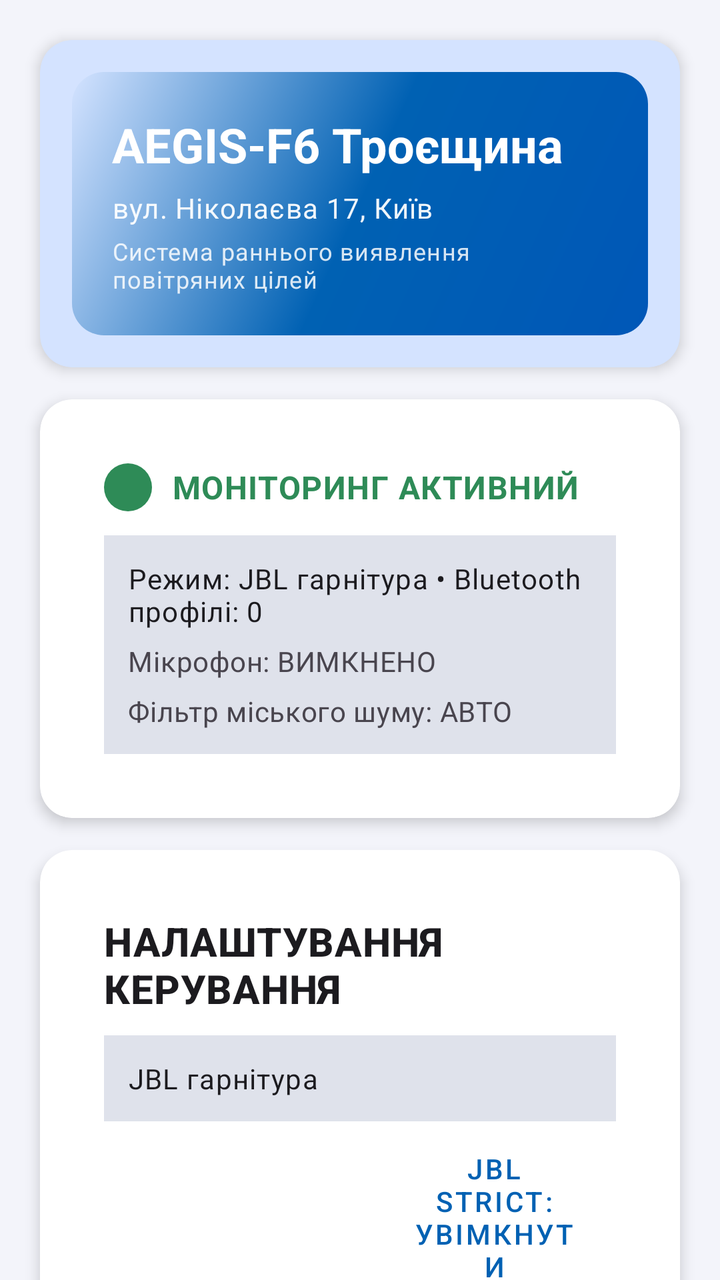
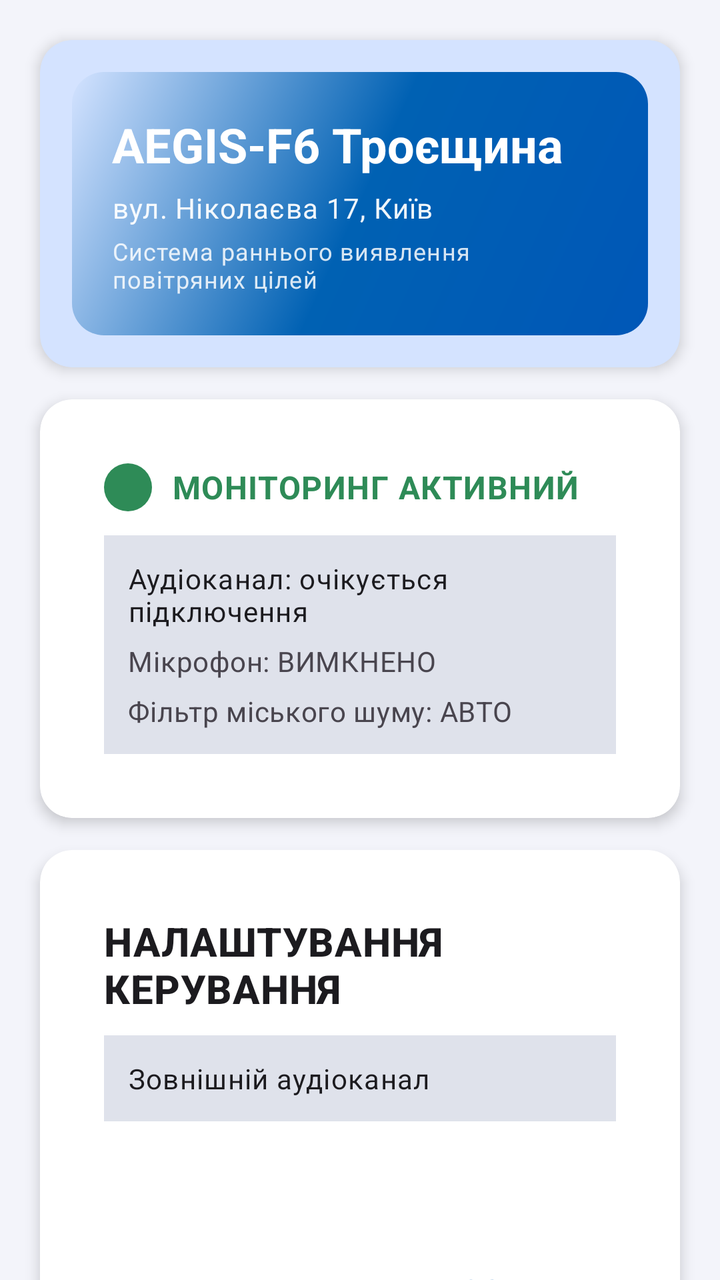

Screens rendered from an Android XML layout before and after an edit, with the pre-edit source and the edit as a unified diff.
<!-- AndroidManifest.xml: application theme Theme.AegisF6 -->
<!-- res/layout/activity_main.xml -->
<?xml version="1.0" encoding="utf-8"?>
<androidx.core.widget.NestedScrollView xmlns:android="http://schemas.android.com/apk/res/android"
    android:layout_width="match_parent"
    android:layout_height="match_parent"
    android:background="@color/surface_elevated_2"
    android:fillViewport="true"
    android:clipToPadding="false">

    <LinearLayout
        android:layout_width="match_parent"
        android:layout_height="wrap_content"
        android:orientation="vertical"
        android:paddingStart="12dp"
        android:paddingEnd="12dp"
        android:paddingTop="12dp"
        android:paddingBottom="20dp">

        <com.google.android.material.card.MaterialCardView
            style="@style/Widget.Aegis.Card.Header"
            android:layout_width="match_parent"
            android:layout_height="wrap_content"
            android:layout_marginTop="0dp">

            <LinearLayout
                android:layout_width="match_parent"
                android:layout_height="wrap_content"
                android:background="@drawable/header_gradient"
                android:orientation="vertical"
                android:padding="20dp">

                <TextView
                    android:layout_width="match_parent"
                    android:layout_height="wrap_content"
                    android:text="@string/main_title"
                    android:textAppearance="@style/TextAppearance.Aegis.Title"
                    android:textColor="@color/md_theme_onPrimary"
                    android:textStyle="bold" />

                <TextView
                    android:layout_width="match_parent"
                    android:layout_height="wrap_content"
                    android:layout_marginTop="6dp"
                    android:text="@string/location_subtitle"
                    android:textAppearance="@style/TextAppearance.Aegis.Body"
                    android:textColor="@color/md_theme_onPrimary"
                    android:alpha="0.94" />

                <TextView
                    android:layout_width="match_parent"
                    android:layout_height="wrap_content"
                    android:layout_marginTop="4dp"
                    android:text="@string/app_subtitle"
                    android:textAppearance="@style/TextAppearance.Aegis.Caption"
                    android:textColor="@color/md_theme_onPrimary"
                    android:alpha="0.84" />

            </LinearLayout>
        </com.google.android.material.card.MaterialCardView>

        <com.google.android.material.card.MaterialCardView
            style="@style/Widget.Aegis.Card"
            android:layout_width="match_parent"
            android:layout_height="wrap_content">

            <LinearLayout
                android:layout_width="match_parent"
                android:layout_height="wrap_content"
                android:orientation="vertical"
                android:padding="@dimen/card_padding">

                <LinearLayout
                    android:layout_width="match_parent"
                    android:layout_height="wrap_content"
                    android:orientation="horizontal"
                    android:gravity="center_vertical">

                    <ImageView
                        android:id="@+id/ivStatusIndicator"
                        android:layout_width="@dimen/icon_size_medium"
                        android:layout_height="@dimen/icon_size_medium"
                        android:src="@drawable/status_active_indicator"
                        android:layout_marginEnd="10dp" />

                    <TextView
                        android:id="@+id/tvStatus"
                        android:layout_width="0dp"
                        android:layout_height="wrap_content"
                        android:layout_weight="1"
                        android:text="@string/status_active"
                        android:textAppearance="@style/TextAppearance.Aegis.Status.Active" />
                </LinearLayout>

                <LinearLayout
                    android:layout_width="match_parent"
                    android:layout_height="wrap_content"
                    android:layout_marginTop="12dp"
                    android:orientation="vertical"
                    android:padding="12dp"
                    android:background="@color/md_theme_surfaceVariant">

                    <TextView
                        android:id="@+id/tvSourceResolved"
                        android:layout_width="match_parent"
                        android:layout_height="wrap_content"
                        android:text="@string/source_runtime_placeholder"
                        android:textAppearance="@style/TextAppearance.Aegis.Body" />

                    <TextView
                        android:id="@+id/tvMicStatus"
                        android:layout_width="match_parent"
                        android:layout_height="wrap_content"
                        android:layout_marginTop="6dp"
                        android:text="@string/mic_inactive"
                        android:textAppearance="@style/TextAppearance.Aegis.BodySecondary" />

                    <TextView
                        android:id="@+id/tvFilterMode"
                        android:layout_width="match_parent"
                        android:layout_height="wrap_content"
                        android:layout_marginTop="6dp"
                        android:text="@string/filter_auto_mode"
                        android:textAppearance="@style/TextAppearance.Aegis.BodySecondary" />
                </LinearLayout>
            </LinearLayout>
        </com.google.android.material.card.MaterialCardView>

        <com.google.android.material.card.MaterialCardView
            style="@style/Widget.Aegis.Card"
            android:layout_width="match_parent"
            android:layout_height="wrap_content">

            <LinearLayout
                android:layout_width="match_parent"
                android:layout_height="wrap_content"
                android:orientation="vertical"
                android:padding="@dimen/card_padding">

                <TextView
                    android:layout_width="match_parent"
                    android:layout_height="wrap_content"
                    android:text="НАЛАШТУВАННЯ КЕРУВАННЯ"
                    android:textAppearance="@style/TextAppearance.Aegis.Headline" />

                <TextView
                    android:id="@+id/spSource"
                    android:layout_width="match_parent"
                    android:layout_height="wrap_content"
                    android:layout_marginTop="10dp"
                    android:padding="12dp"
                    android:background="@color/md_theme_surfaceVariant"
                    android:text="JBL гарнітура"
                    android:textAppearance="@style/TextAppearance.Aegis.Body" />

                <LinearLayout
                    android:layout_width="match_parent"
                    android:layout_height="wrap_content"
                    android:layout_marginTop="10dp"
                    android:orientation="horizontal">

                    <Button
                        android:id="@+id/btnMic"
                        style="@style/Widget.Aegis.Button.Primary"
                        android:layout_width="0dp"
                        android:layout_height="wrap_content"
                        android:layout_weight="1"
                        android:layout_marginEnd="6dp"
                        android:text="@string/mic_enable" />

                    <Button
                        android:id="@+id/btnJblStrict"
                        style="@style/Widget.Aegis.Button.Secondary"
                        android:layout_width="0dp"
                        android:layout_height="wrap_content"
                        android:layout_weight="1"
                        android:layout_marginStart="6dp"
                        android:text="@string/jbl_strict_enable" />
                </LinearLayout>

                <LinearLayout
                    android:layout_width="match_parent"
                    android:layout_height="wrap_content"
                    android:layout_marginTop="10dp"
                    android:orientation="horizontal">

                    <Button
                        android:id="@+id/btnCalibrate"
                        style="@style/Widget.Aegis.Button.Secondary"
                        android:layout_width="0dp"
                        android:layout_height="wrap_content"
                        android:layout_weight="1"
                        android:layout_marginEnd="6dp"
                        android:text="@string/calibration_button" />

                    <Button
                        android:id="@+id/btnMapStyle"
                        style="@style/Widget.Aegis.Button.Secondary"
                        android:layout_width="0dp"
                        android:layout_height="wrap_content"
                        android:layout_weight="1"
                        android:layout_marginStart="6dp"
                        android:text="@string/map_style_standard" />
                </LinearLayout>

                <TextView
                    android:id="@+id/tvCalibration"
                    android:layout_width="match_parent"
                    android:layout_height="wrap_content"
                    android:layout_marginTop="10dp"
                    android:text="@string/calibration_idle_placeholder"
                    android:textAppearance="@style/TextAppearance.Aegis.BodySecondary" />

                <TextView
                    android:id="@+id/tvCalibrationHint"
                    android:layout_width="match_parent"
                    android:layout_height="wrap_content"
                    android:layout_marginTop="4dp"
                    android:text="@string/calibration_requires_headphones"
                    android:textAppearance="@style/TextAppearance.Aegis.Caption" />

                <TextView
                    android:id="@+id/tvSensitivityMode"
                    android:layout_width="match_parent"
                    android:layout_height="wrap_content"
                    android:layout_marginTop="4dp"
                    android:text="@string/adaptive_sensitivity_normal"
                    android:textAppearance="@style/TextAppearance.Aegis.Caption" />
            </LinearLayout>
        </com.google.android.material.card.MaterialCardView>

        <com.google.android.material.card.MaterialCardView
            style="@style/Widget.Aegis.Card"
            android:layout_width="match_parent"
            android:layout_height="wrap_content">

            <LinearLayout
                android:layout_width="match_parent"
                android:layout_height="wrap_content"
                android:orientation="vertical"
                android:padding="@dimen/card_padding">

                <TextView
                    android:layout_width="match_parent"
                    android:layout_height="wrap_content"
                    android:text="@string/radar_title"
                    android:textAppearance="@style/TextAppearance.Aegis.Headline" />

                <TextView
                    android:layout_width="match_parent"
                    android:layout_height="wrap_content"
                    android:layout_marginTop="4dp"
                    android:text="@string/radar_subtitle"
                    android:textAppearance="@style/TextAppearance.Aegis.Caption" />

                <com.aegisf6.app.ui.RadarView
                    android:id="@+id/radarView"
                    android:layout_width="match_parent"
                    android:layout_height="240dp"
                    android:layout_marginTop="10dp"
                    android:background="@color/radar_background" />
            </LinearLayout>
        </com.google.android.material.card.MaterialCardView>

        <com.google.android.material.card.MaterialCardView
            style="@style/Widget.Aegis.Card"
            android:layout_width="match_parent"
            android:layout_height="wrap_content">

            <LinearLayout
                android:layout_width="match_parent"
                android:layout_height="wrap_content"
                android:orientation="vertical"
                android:padding="@dimen/card_padding">

                <TextView
                    android:layout_width="match_parent"
                    android:layout_height="wrap_content"
                    android:text="@string/telemetry_title"
                    android:textAppearance="@style/TextAppearance.Aegis.Headline" />

                <TextView
                    android:id="@+id/tvTelemetry"
                    android:layout_width="match_parent"
                    android:layout_height="wrap_content"
                    android:layout_marginTop="10dp"
                    android:padding="10dp"
                    android:fontFamily="monospace"
                    android:background="@color/md_theme_surfaceVariant"
                    android:text="@string/telemetry_waiting"
                    android:textAppearance="@style/TextAppearance.Aegis.Body" />

                <TextView
                    android:layout_width="match_parent"
                    android:layout_height="wrap_content"
                    android:layout_marginTop="8dp"
                    android:text="Акустичний спектр"
                    android:textAppearance="@style/TextAppearance.Aegis.Caption" />

                <TextView
                    android:id="@+id/tvSpectrum"
                    android:layout_width="match_parent"
                    android:layout_height="wrap_content"
                    android:layout_marginTop="4dp"
                    android:padding="10dp"
                    android:fontFamily="monospace"
                    android:background="@color/md_theme_surfaceVariant"
                    android:text="@string/spectrum_placeholder"
                    android:textAppearance="@style/TextAppearance.Aegis.Caption" />
            </LinearLayout>
        </com.google.android.material.card.MaterialCardView>

        <com.google.android.material.card.MaterialCardView
            style="@style/Widget.Aegis.Card"
            android:layout_width="match_parent"
            android:layout_height="wrap_content">

            <LinearLayout
                android:layout_width="match_parent"
                android:layout_height="wrap_content"
                android:orientation="vertical"
                android:paddingTop="12dp">

                <LinearLayout
                    android:layout_width="match_parent"
                    android:layout_height="wrap_content"
                    android:orientation="vertical"
                    android:paddingStart="12dp"
                    android:paddingEnd="12dp"
                    android:paddingBottom="10dp">

                    <TextView
                        android:layout_width="match_parent"
                        android:layout_height="wrap_content"
                        android:text="@string/map_title"
                        android:textAppearance="@style/TextAppearance.Aegis.Headline" />

                    <TextView
                        android:layout_width="match_parent"
                        android:layout_height="wrap_content"
                        android:layout_marginTop="4dp"
                        android:text="@string/troieshchyna_info"
                        android:textAppearance="@style/TextAppearance.Aegis.Caption" />

                    <TextView
                        android:layout_width="match_parent"
                        android:layout_height="wrap_content"
                        android:layout_marginTop="2dp"
                        android:text="@string/coverage_info"
                        android:textAppearance="@style/TextAppearance.Aegis.Caption" />

                    <TextView
                        android:id="@+id/tvLocationStatus"
                        android:layout_width="match_parent"
                        android:layout_height="wrap_content"
                        android:layout_marginTop="6dp"
                        android:padding="10dp"
                        android:background="@color/md_theme_surfaceVariant"
                        android:text="@string/location_runtime_placeholder"
                        android:textAppearance="@style/TextAppearance.Aegis.Caption" />
                </LinearLayout>

                <org.osmdroid.views.MapView
                    android:id="@+id/map"
                    android:layout_width="match_parent"
                    android:layout_height="@dimen/map_height" />
            </LinearLayout>
        </com.google.android.material.card.MaterialCardView>

        <com.google.android.material.card.MaterialCardView
            style="@style/Widget.Aegis.Card"
            android:layout_width="match_parent"
            android:layout_height="wrap_content">

            <LinearLayout
                android:layout_width="match_parent"
                android:layout_height="wrap_content"
                android:orientation="vertical"
                android:padding="@dimen/card_padding">

                <TextView
                    android:layout_width="match_parent"
                    android:layout_height="wrap_content"
                    android:text="@string/diagnostics_title"
                    android:textAppearance="@style/TextAppearance.Aegis.Headline" />

                <TextView
                    android:id="@+id/tvDiagnostics"
                    android:layout_width="match_parent"
                    android:layout_height="wrap_content"
                    android:layout_marginTop="8dp"
                    android:padding="10dp"
                    android:background="@color/md_theme_surfaceVariant"
                    android:text="@string/diagnostics_ok"
                    android:textAppearance="@style/TextAppearance.Aegis.Caption" />
            </LinearLayout>
        </com.google.android.material.card.MaterialCardView>

        <TextView
            android:layout_width="match_parent"
            android:layout_height="wrap_content"
            android:layout_marginTop="10dp"
            android:gravity="center"
            android:paddingBottom="6dp"
            android:text="@string/version_info"
            android:textAppearance="@style/TextAppearance.Aegis.Caption" />

    </LinearLayout>
</androidx.core.widget.NestedScrollView>
<!-- resources referenced by this layout -->
<resources>
  <color name="md_theme_onPrimary">#FFFFFF</color>
  <color name="md_theme_surfaceVariant">#DFE2EB</color>
  <color name="radar_background">#091B2B</color>
  <color name="surface_elevated_2">#F3F4FA</color>
  <dimen name="card_padding">16dp</dimen>
  <dimen name="icon_size_medium">24dp</dimen>
  <dimen name="map_height">360dp</dimen>
  <string name="adaptive_sensitivity_normal">Адаптивна чутливість: НОРМА</string>
  <string name="app_subtitle">Система раннього виявлення повітряних цілей</string>
  <string name="calibration_button">Калібрувати 60с</string>
  <string name="calibration_idle_placeholder">Калібрування: готове • Фон: 0 відс.</string>
  <string name="calibration_requires_headphones">Калібрування доступне лише з підключеними Bluetooth-навушниками</string>
  <string name="coverage_info">Покриття: Шахед до 5 км, ракета до 10 км</string>
  <string name="diagnostics_ok">Усе стабільно: критичних проблем не виявлено</string>
  <string name="diagnostics_title">ДІАГНОСТИКА</string>
  <string name="filter_auto_mode">Фільтр міського шуму: АВТО</string>
  <string name="jbl_strict_enable">JBL Strict: увімкнути</string>
  <string name="location_runtime_placeholder">Локація: Fallback • Якість: fallback • Точність: невідома • Вік: немає даних</string>
  <string name="location_subtitle">вул. Ніколаєва 17, Київ</string>
  <string name="main_title">AEGIS-F6 Троєщина</string>
  <string name="map_style_standard">OSM Стандарт</string>
  <string name="map_title">КАРТА РАЙОНУ</string>
  <string name="mic_enable">Увімкнути мікрофон</string>
  <string name="mic_inactive">Мікрофон: ВИМКНЕНО</string>
  <string name="radar_subtitle">Промінь сканує сектор, мітка показує напрямок та силу сигналу</string>
  <string name="radar_title">РАДАРНИЙ ОГЛЯД</string>
  <string name="source_runtime_placeholder">Режим: JBL гарнітура • Bluetooth профілі: 0</string>
  <string name="spectrum_placeholder">Спектр 40-150 Гц: [----------]</string>
  <string name="status_active">МОНІТОРИНГ АКТИВНИЙ</string>
  <string name="telemetry_title">ТЕЛЕМЕТРІЯ ОБ ЄКТА</string>
  <string name="telemetry_waiting">Очікування цілей...</string>
  <string name="troieshchyna_info">Троєщина - житловий район на півночі Києва</string>
  <string name="version_info">Версія: v1.0 • Троєщина Edition</string>
  <style name="TextAppearance.Aegis.Body" parent="TextAppearance.MaterialComponents.Body1">
          <item name="android:textSize">@dimen/text_body</item>
          <item name="android:textColor">@color/text_primary</item>
      </style>
  <style name="Widget.Aegis.Card.Header" parent="Widget.Aegis.Card">
          <item name="cardBackgroundColor">@color/md_theme_primaryContainer</item>
      </style>
  <style name="Theme.AegisF6" parent="Base.Theme.AegisF6" />
  <color name="ukraine_blue">#0057B7</color>
  <color name="md_theme_primary">#0061B3</color>
  <color name="md_theme_primaryContainer">#D4E3FF</color>
  <dimen name="card_corner_radius">16dp</dimen>
  <color name="status_active">#2E8B57</color>
  <dimen name="status_indicator_size">12dp</dimen>
  <dimen name="text_body">14sp</dimen>
  <color name="text_primary">#1C1B1F</color>
  <color name="text_secondary">#49454E</color>
  <dimen name="text_caption">12sp</dimen>
  <dimen name="text_headline">20sp</dimen>
  <dimen name="text_body_large">16sp</dimen>
  <dimen name="text_title">24sp</dimen>
  <dimen name="button_height">40dp</dimen>
  <dimen name="button_min_width">88dp</dimen>
  <dimen name="button_corner_radius">20dp</dimen>
  <dimen name="card_elevation">4dp</dimen>
  <dimen name="spacing_sm">8dp</dimen>
  <color name="surface_elevated">#FFFFFF</color>
  <color name="md_theme_secondary">#525E70</color>
  <color name="md_theme_surface">#F8F9FF</color>
  <color name="md_theme_onSurface">#191C20</color>
  <color name="md_theme_background">#F8F9FF</color>
  <color name="md_theme_onBackground">#191C20</color>
</resources>

<!-- the commit's change to res/layout/activity_main.xml (unified diff, before → after) -->
@@ -148,7 +148,7 @@
                     android:layout_marginTop="10dp"
                     android:padding="12dp"
                     android:background="@color/md_theme_surfaceVariant"
-                    android:text="JBL гарнітура"
+                    android:text="@string/mode_external_audio_channel"
                     android:textAppearance="@style/TextAppearance.Aegis.Body" />
 
                 <LinearLayout
@@ -160,20 +160,9 @@
                     <Button
                         android:id="@+id/btnMic"
                         style="@style/Widget.Aegis.Button.Primary"
-                        android:layout_width="0dp"
-                        android:layout_height="wrap_content"
-                        android:layout_weight="1"
-                        android:layout_marginEnd="6dp"
+                        android:layout_width="match_parent"
+                        android:layout_height="wrap_content"
                         android:text="@string/mic_enable" />
-
-                    <Button
-                        android:id="@+id/btnJblStrict"
-                        style="@style/Widget.Aegis.Button.Secondary"
-                        android:layout_width="0dp"
-                        android:layout_height="wrap_content"
-                        android:layout_weight="1"
-                        android:layout_marginStart="6dp"
-                        android:text="@string/jbl_strict_enable" />
                 </LinearLayout>
 
                 <LinearLayout
@@ -222,7 +211,7 @@
                     android:layout_width="match_parent"
                     android:layout_height="wrap_content"
                     android:layout_marginTop="4dp"
-                    android:text="@string/adaptive_sensitivity_normal"
+                    android:text="@string/analysis_mode_adaptive"
                     android:textAppearance="@style/TextAppearance.Aegis.Caption" />
             </LinearLayout>
         </com.google.android.material.card.MaterialCardView>
<!-- resource entries referenced after the edit -->
@@ -7,16 +7,15 @@
   <dimen name="card_padding">16dp</dimen>
   <dimen name="icon_size_medium">24dp</dimen>
   <dimen name="map_height">360dp</dimen>
-  <string name="adaptive_sensitivity_normal">Адаптивна чутливість: НОРМА</string>
+  <string name="analysis_mode_adaptive">Режим аналізу: адаптивний</string>
   <string name="app_subtitle">Система раннього виявлення повітряних цілей</string>
   <string name="calibration_button">Калібрувати 60с</string>
   <string name="calibration_idle_placeholder">Калібрування: готове • Фон: 0 відс.</string>
-  <string name="calibration_requires_headphones">Калібрування доступне лише з підключеними Bluetooth-навушниками</string>
+  <string name="calibration_requires_headphones">Калібрування доступне лише з підключеним зовнішнім мікрофоном</string>
   <string name="coverage_info">Покриття: Шахед до 5 км, ракета до 10 км</string>
   <string name="diagnostics_ok">Усе стабільно: критичних проблем не виявлено</string>
   <string name="diagnostics_title">ДІАГНОСТИКА</string>
   <string name="filter_auto_mode">Фільтр міського шуму: АВТО</string>
-  <string name="jbl_strict_enable">JBL Strict: увімкнути</string>
   <string name="location_runtime_placeholder">Локація: Fallback • Якість: fallback • Точність: невідома • Вік: немає даних</string>
   <string name="location_subtitle">вул. Ніколаєва 17, Київ</string>
   <string name="main_title">AEGIS-F6 Троєщина</string>
@@ -24,9 +23,10 @@
   <string name="map_title">КАРТА РАЙОНУ</string>
   <string name="mic_enable">Увімкнути мікрофон</string>
   <string name="mic_inactive">Мікрофон: ВИМКНЕНО</string>
+  <string name="mode_external_audio_channel">Зовнішній аудіоканал</string>
   <string name="radar_subtitle">Промінь сканує сектор, мітка показує напрямок та силу сигналу</string>
   <string name="radar_title">РАДАРНИЙ ОГЛЯД</string>
-  <string name="source_runtime_placeholder">Режим: JBL гарнітура • Bluetooth профілі: 0</string>
+  <string name="source_runtime_placeholder">Аудіоканал: очікується підключення</string>
   <string name="spectrum_placeholder">Спектр 40-150 Гц: [----------]</string>
   <string name="status_active">МОНІТОРИНГ АКТИВНИЙ</string>
   <string name="telemetry_title">ТЕЛЕМЕТРІЯ ОБ ЄКТА</string>
